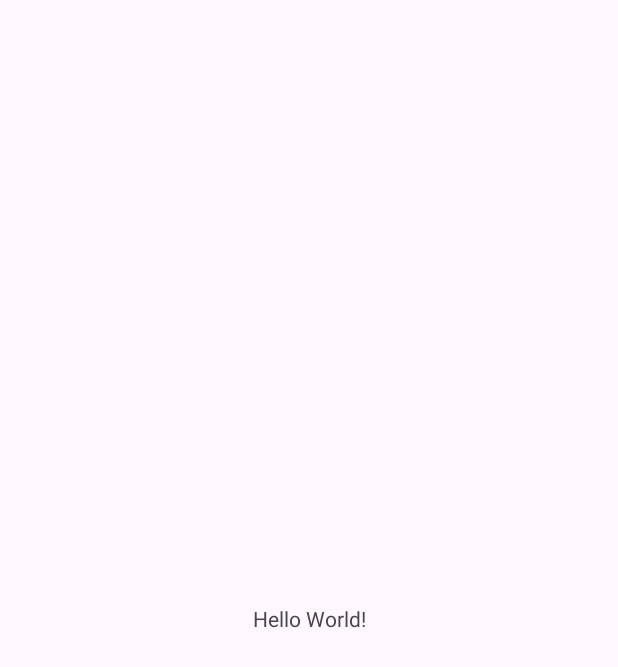
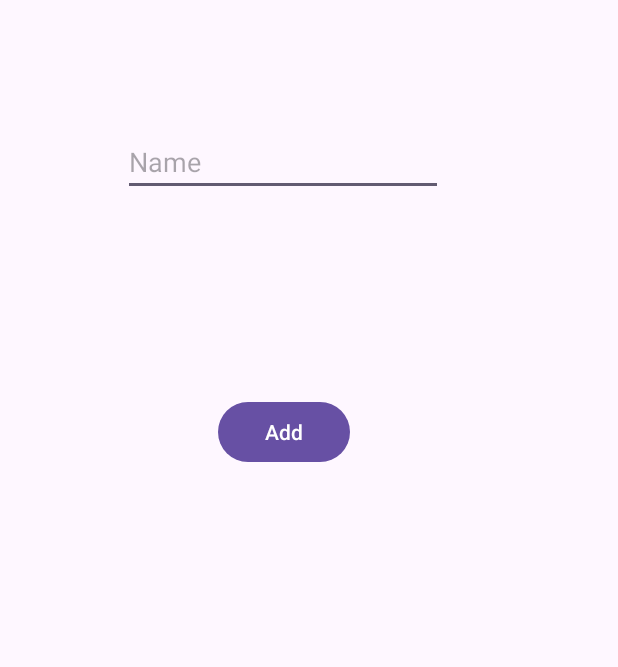
Before and after one commit to thangnguyen02/Restaurant-Management, an Android app: the MainActivity screen opened directly, with no data from a screen before it, on a phone screen of 412 x 824 dp. Before the commit the part shown is almost empty. Shown: the top 667 px of the screen. Run offline under Robolectric (Android 15) with nearby library versions, the phone set to English and light mode, and no system bars; our stand-ins replace Room's generated code.

Commit message:
Connect DB

```diff
--- a/app/src/main/java/com/example/restaurantmanagement/Database/AppDatabase.java
+++ b/app/src/main/java/com/example/restaurantmanagement/Database/AppDatabase.java
@@ -1,14 +1,31 @@
 package com.example.restaurantmanagement.Database;
 
+import android.content.Context;
+
 import androidx.room.Database;
+import androidx.room.Room;
+import androidx.room.RoomDatabase;
 
 import com.example.restaurantmanagement.Models.ComboTable;
 import com.example.restaurantmanagement.Models.FoodTable;
 import com.example.restaurantmanagement.Models.TableOrder;
 import com.example.restaurantmanagement.Models.TableOrderCustomer;
 
+import org.w3c.dom.CDATASection;
+
 @Database(entities = {TableOrder.class, TableOrderCustomer.class, FoodTable.class, ComboTable.class},version = 1)
-public abstract class AppDatabase {
+public abstract class AppDatabase extends RoomDatabase {
+    private static AppDatabase database;
+    private static String DATABASE_NAME;
+
+    public synchronized static AppDatabase getInstance(Context context) {
+        if (database == null) {
+            AppDatabase database = Room.databaseBuilder(context.getApplicationContext(),
+                    AppDatabase.class, DATABASE_NAME).allowMainThreadQueries().fallbackToDestructiveMigration().build();
+
+        }
+        return database;
+    }
     public abstract TableOrderDAO tableOrderDAO();
     public abstract  TableOrderCustomerDAO tableOrderCustomerDAO();
     public abstract  FoodTableDAO foodTableDAO();
--- a/app/src/main/java/com/example/restaurantmanagement/MainActivity.java
+++ b/app/src/main/java/com/example/restaurantmanagement/MainActivity.java
@@ -1,14 +1,29 @@
 package com.example.restaurantmanagement;
 
         import androidx.appcompat.app.AppCompatActivity;
+        import androidx.room.Room;
 
         import android.os.Bundle;
+        import android.view.View;
+        import android.widget.Button;
+        import android.widget.EditText;
+        import android.widget.TextView;
+
+        import com.example.restaurantmanagement.Database.AppDatabase;
+        import com.example.restaurantmanagement.Database.TableOrderDAO;
+        import com.example.restaurantmanagement.Models.TableOrder;
+
+        import java.util.List;
 
 public class MainActivity extends AppCompatActivity {
-
+    AppDatabase database;
     @Override
     protected void onCreate(Bundle savedInstanceState) {
         super.onCreate(savedInstanceState);
+        //connect db
+        database = AppDatabase.getInstance(this);
         setContentView(R.layout.activity_main);
+
     }
+
 }
--- a/app/src/main/java/com/example/restaurantmanagement/Models/TableOrder.java
+++ b/app/src/main/java/com/example/restaurantmanagement/Models/TableOrder.java
@@ -14,4 +14,7 @@ public class TableOrder {
     int floor;
     @ColumnInfo(name = "number")
     int number;
+
+    public TableOrder(String name, int i, int i1) {
+    }
 }
--- a/app/src/main/res/layout/activity_main.xml
+++ b/app/src/main/res/layout/activity_main.xml
@@ -6,12 +6,25 @@
     android:layout_height="match_parent"
     tools:context=".MainActivity">
 
-    <TextView
+    <EditText
+        android:id="@+id/editTextText"
         android:layout_width="wrap_content"
         android:layout_height="wrap_content"
-        android:text="Hello World!"
-        app:layout_constraintBottom_toBottomOf="parent"
-        app:layout_constraintEnd_toEndOf="parent"
+        android:layout_marginStart="82dp"
+        android:layout_marginTop="85dp"
+        android:ems="10"
+        android:hint="Name"
+        android:inputType="text"
+        app:layout_constraintStart_toStartOf="parent"
+        app:layout_constraintTop_toTopOf="parent" />
+
+    <Button
+        android:id="@+id/button"
+        android:layout_width="wrap_content"
+        android:layout_height="wrap_content"
+        android:layout_marginStart="145dp"
+        android:layout_marginTop="264dp"
+        android:text="Add"
         app:layout_constraintStart_toStartOf="parent"
         app:layout_constraintTop_toTopOf="parent" />
 
```
